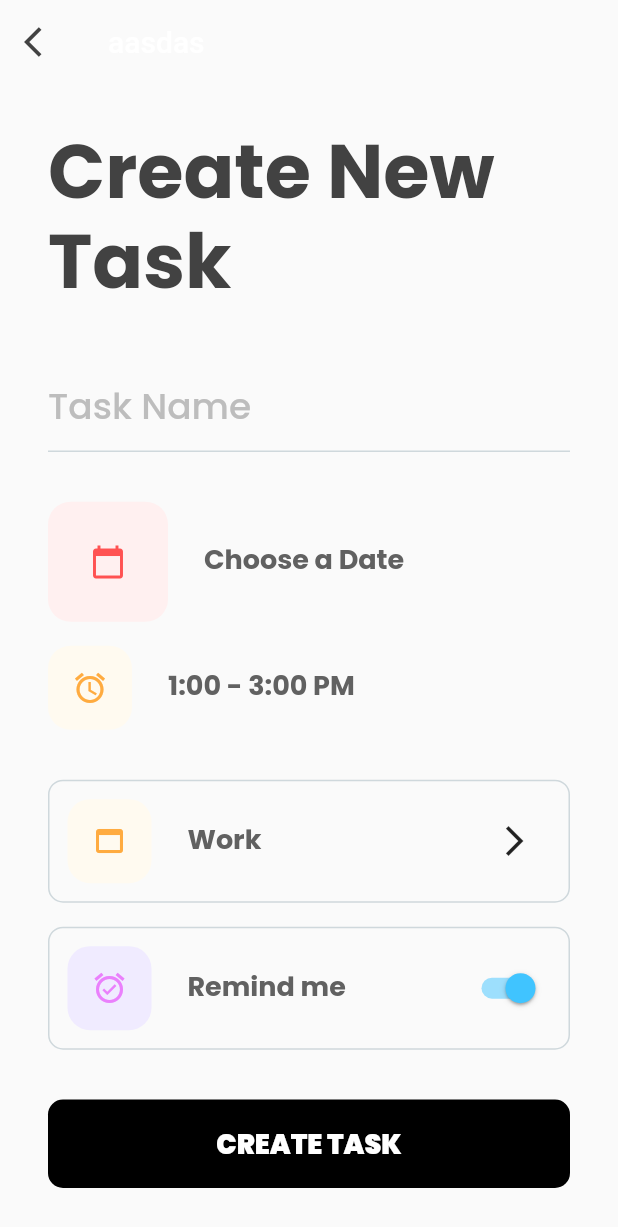
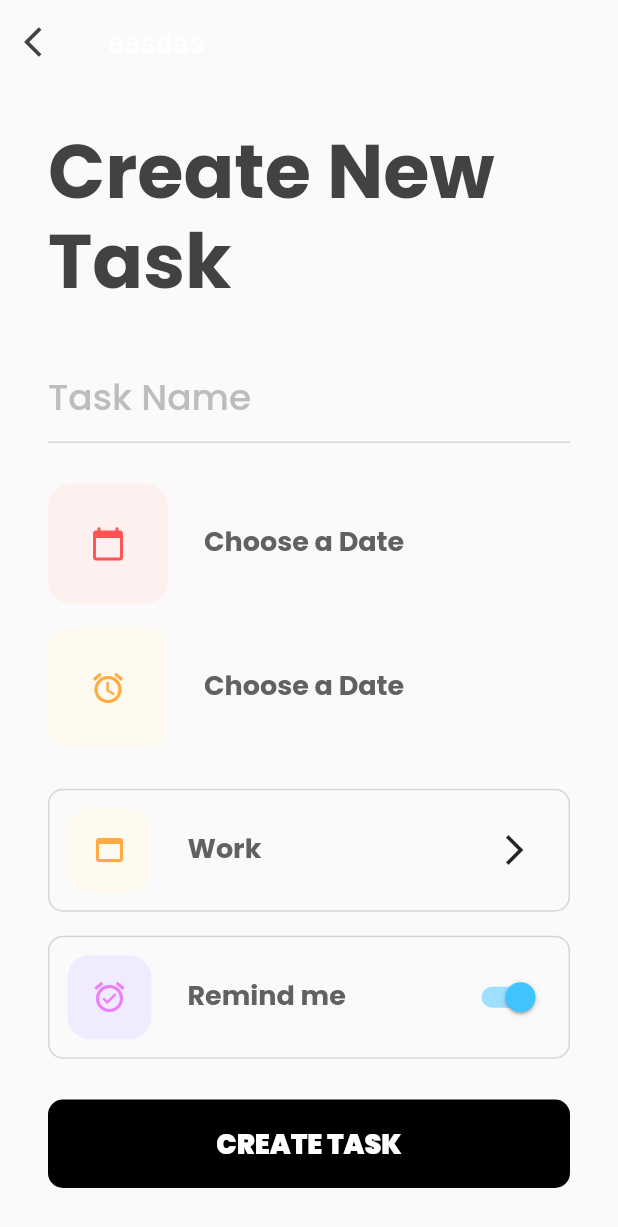
Before and after one commit to rodolforoc/todo-app-flutter, a Flutter app: the CreateTaskScreen screen opened directly with empty values, on a phone screen of 412 x 824 dp. Shown: the top 1227 px of the screen. Run offline on Flutter 3.47's test engine with Material 2 defaults, Android fonts, the phone set to English and light mode, and no system bars; our stand-ins replace google_fonts.

Commit message:
Add Time Picker

```diff
--- a/lib/screens/create_task.dart
+++ b/lib/screens/create_task.dart
@@ -1,6 +1,7 @@
 import 'package:flutter/cupertino.dart';
 import 'package:flutter/material.dart';
 import 'package:todo_app/screens/task.dart';
+import 'package:intl/intl.dart';
 
 class CreateTaskScreen extends StatefulWidget {
   List taskList;
@@ -14,6 +15,8 @@ class _CreateTaskScreenState extends State<CreateTaskScreen> {
   bool remindMe = true;
   String todoTitle = "";
   DateTime _dateTime;
+  TimeOfDay _time;
+  String _dateTimeString;
 
   @override
   Widget build(BuildContext context) {
@@ -90,7 +93,8 @@ class _CreateTaskScreenState extends State<CreateTaskScreen> {
           if (todoTitle.isEmpty) {
             widget.taskList = widget.taskList;
           } else {
-            var newTodo = new TodosProps(todoTitle, "Data", "hora");
+            var newTodo = new TodosProps(
+                todoTitle, _dateTimeString, _time.format(context));
             if (widget.taskList == null) {
               this.widget.taskList = [newTodo].toList();
             } else {
@@ -156,6 +160,8 @@ class _CreateTaskScreenState extends State<CreateTaskScreen> {
                     .then((date) => {
                           setState(() {
                             _dateTime = date;
+                            _dateTimeString =
+                                DateFormat.MMMEd('en_US').format(date);
                           })
                         });
               },
@@ -169,7 +175,7 @@ class _CreateTaskScreenState extends State<CreateTaskScreen> {
 
           ///For Text
           Text(
-            _dateTime == null ? 'Choose a Date' : _dateTime.toString(),
+            _dateTime == null ? 'Choose a Date' : _dateTimeString,
             style: TextStyle(
                 fontSize: 18,
                 height: 1.2,
@@ -191,9 +197,20 @@ class _CreateTaskScreenState extends State<CreateTaskScreen> {
                 borderRadius: BorderRadius.circular(15),
                 color: Color.fromRGBO(255, 250, 240, 1)),
             padding: const EdgeInsets.all(16),
-            child: Icon(
-              Icons.alarm,
+            child: IconButton(
+              icon: Icon(Icons.alarm),
               color: Colors.orangeAccent,
+              tooltip: 'Choose a time',
+              onPressed: () {
+                showTimePicker(
+                  context: context,
+                  initialTime: _time == null ? TimeOfDay.now() : _time,
+                ).then((time) => {
+                      setState(() {
+                        _time = time;
+                      })
+                    });
+              },
             ),
           ),
 
@@ -204,7 +221,7 @@ class _CreateTaskScreenState extends State<CreateTaskScreen> {
 
           ///For Text
           Text(
-            "1:00 - 3:00 PM",
+            _time == null ? 'Choose a Date' : _time.format(context),
             style: TextStyle(
                 fontSize: 18,
                 height: 1.2,
--- a/lib/screens/task.dart
+++ b/lib/screens/task.dart
@@ -1,5 +1,6 @@
 import 'package:flutter/cupertino.dart';
 import 'package:flutter/material.dart';
+import 'package:intl/intl.dart';
 import './create_task.dart';
 
 class TaskScreen extends StatefulWidget {
--- a/pubspec.yaml
+++ b/pubspec.yaml
@@ -30,6 +30,7 @@ dependencies:
   cupertino_icons: ^0.1.3
   google_fonts: ^1.1.0
   toast: ^0.1.5
+  intl: ^0.16.1
 
 dev_dependencies:
   flutter_test:
```
Also changed, not shown: pubspec.lock.
